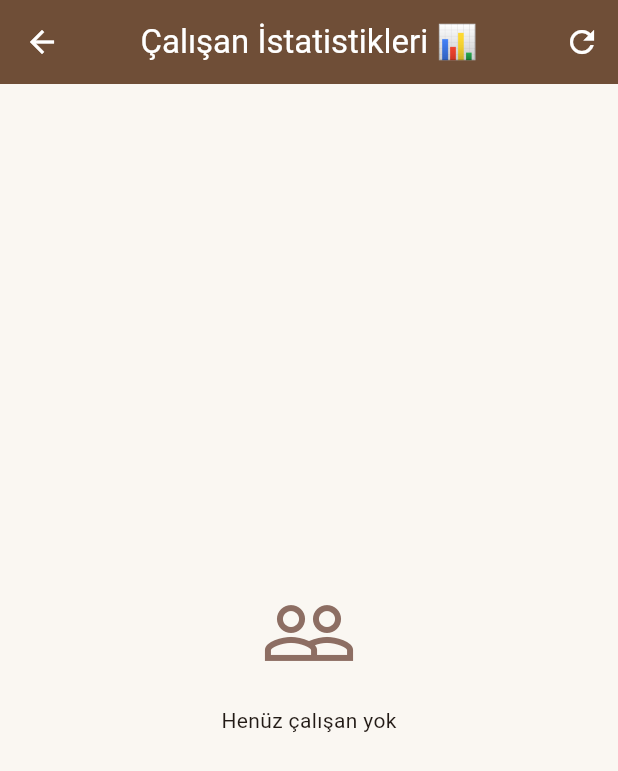
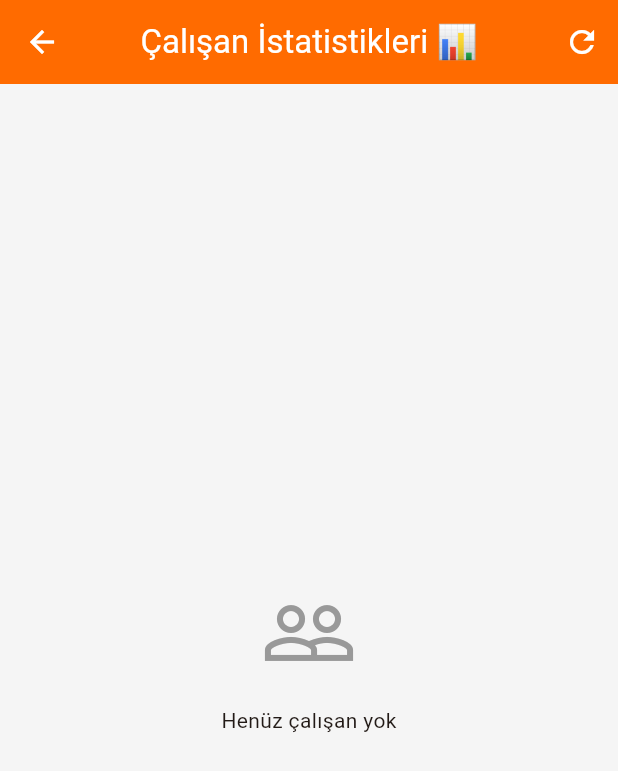
Before and after one commit to dogusdiril/waldo_coffee, a Flutter app: the EmployeeStatsScreen screen opened directly, on a phone screen of 412 x 824 dp. Shown: the top 771 px of the screen. Run offline on Flutter 3.47's test engine with Material 3 defaults, Android fonts, the light colour scheme and no system bars; our stand-ins replace flutter_riverpod, go_router, supabase_flutter; accounts and stored records are empty.

Commit message:
Update theme to Simpra colors (orange/red)

```diff
--- a/lib/core/theme/app_theme.dart
+++ b/lib/core/theme/app_theme.dart
@@ -1,21 +1,23 @@
 import 'package:flutter/material.dart';
 
 class AppTheme {
-  // Waldo Coffee renkleri - Kahve teması
-  static const Color primaryColor = Color(0xFF6F4E37); // Kahve kahverengi
-  static const Color secondaryColor = Color(0xFFD4A574); // Sütlü kahve
-  static const Color accentColor = Color(0xFFC9A66B); // Karamel
-  static const Color backgroundColor = Color(0xFFFAF7F2); // Krem beyaz
-  static const Color surfaceColor = Color(0xFFFFFFFF);
+  // Simpra renk teması - Modern turuncu/kırmızı
+  static const Color primaryColor = Color(0xFFFF6B00); // Simpra turuncu
+  static const Color primaryDark = Color(0xFFE64626); // Koyu turuncu/kırmızı
+  static const Color secondaryColor = Color(0xFFFF8534); // Açık turuncu
+  static const Color accentColor = Color(0xFFFFB366); // Soft turuncu
+  static const Color backgroundColor = Color(0xFFF5F5F5); // Açık gri
+  static const Color surfaceColor = Color(0xFFFFFFFF); // Beyaz
+  static const Color darkColor = Color(0xFF1A1A1A); // Koyu siyah
   static const Color errorColor = Color(0xFFE53935);
   static const Color successColor = Color(0xFF43A047);
   static const Color warningColor = Color(0xFFFF9800);
   static const Color urgentColor = Color(0xFFE53935);
 
-  // Text colors
-  static const Color textPrimary = Color(0xFF3E2723);
-  static const Color textSecondary = Color(0xFF6D4C41);
-  static const Color textLight = Color(0xFF8D6E63);
+  // Text colors - Modern koyu tonlar
+  static const Color textPrimary = Color(0xFF1A1A1A); // Neredeyse siyah
+  static const Color textSecondary = Color(0xFF666666); // Orta gri
+  static const Color textLight = Color(0xFF999999); // Açık gri
 
   static ThemeData get lightTheme {
     return ThemeData(
```
Also changed, not shown: 7 other files.
